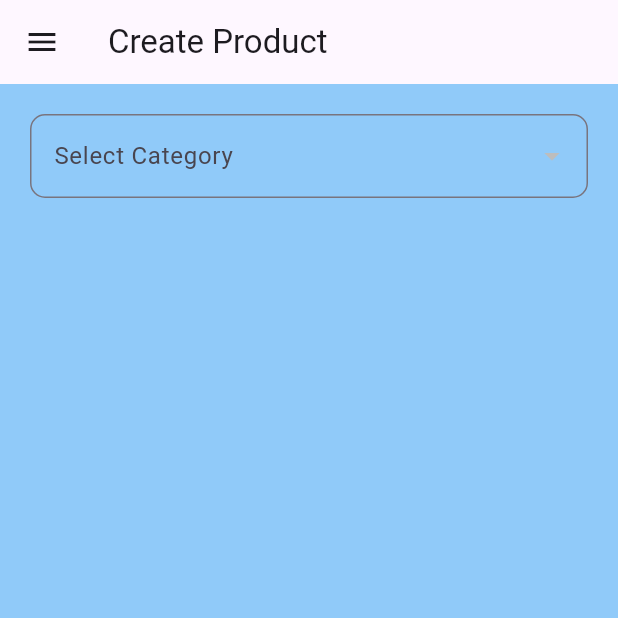
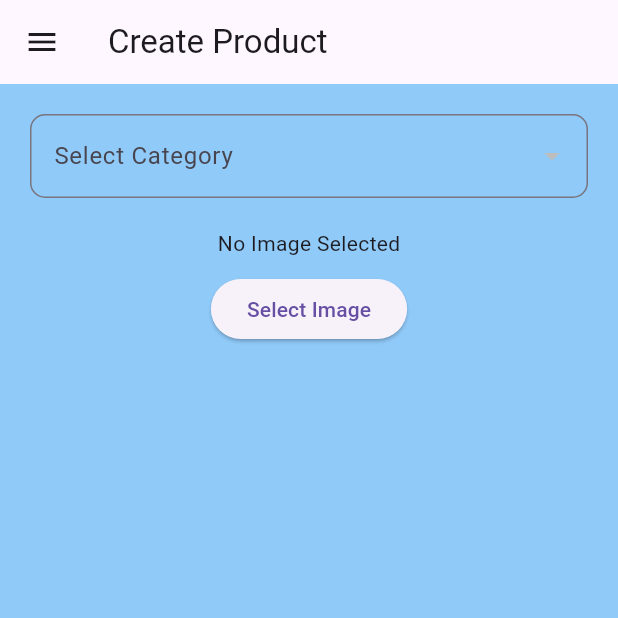
Before and after one commit to maazulhaq00/Flutter-S2, a Flutter app: the CreateProduct screen opened directly, on a phone screen of 412 x 824 dp, the top half of it. Run offline on Flutter 3.47's test engine with Material 3 defaults, Android fonts, the phone set to English and light mode, and no system bars; our stand-ins replace cloud_firestore, firebase_core, image_picker; accounts and stored records are empty.

Commit message:
Image picker

```diff
--- a/our_app/lib/main.dart
+++ b/our_app/lib/main.dart
@@ -23,7 +23,7 @@ class MyApp extends StatelessWidget {
   Widget build(BuildContext context) {
     return MaterialApp(
       debugShowCheckedModeBanner: false,
-      home: SignUpScreen(),
+      home: CreateProduct(),
     );
   }
 }
--- a/our_app/lib/screens/admin/product/CreateProduct.dart
+++ b/our_app/lib/screens/admin/product/CreateProduct.dart
@@ -1,5 +1,8 @@
+import 'dart:io';
+
 import 'package:cloud_firestore/cloud_firestore.dart';
 import 'package:flutter/material.dart';
+import 'package:image_picker/image_picker.dart';
 import 'package:our_app/widgets/AdminDrawer.dart';
 
 var db = FirebaseFirestore.instance;
@@ -12,6 +15,9 @@ class CreateProduct extends StatefulWidget {
 }
 
 class _CreateProductState extends State<CreateProduct> {
+  File? _image;
+  final picker = ImagePicker();
+
   String selectedCategory = "";
 
   List<DropdownMenuItem> categoryList = [];
@@ -33,6 +39,16 @@ class _CreateProductState extends State<CreateProduct> {
           child: Text(categoryDocs[i].data()["categoryname"]),
         ),
       );
+    }
+  }
+
+  void pickImage() async {
+    final pickedImage = await picker.pickImage(source: ImageSource.gallery);
+
+    if (pickedImage != null) {
+      setState(() {
+        _image = File(pickedImage.path);
+      });
     }
   }
 
@@ -64,8 +80,17 @@ class _CreateProductState extends State<CreateProduct> {
               items: categoryList,
               onChanged: selectCategory,
             ),
+            SizedBox(height: 10),
 
-            Text(selectedCategory),
+            Container(
+              padding: EdgeInsets.all(10),
+              child: _image == null
+                ? Text("No Image Selected")
+                : Image.network(_image!.path, height: 200),
+            ),
+
+            // Text(selectedCategory),
+            ElevatedButton(onPressed: pickImage, child: Text("Select Image")),
           ],
         ),
       ),
--- a/our_app/pubspec.yaml
+++ b/our_app/pubspec.yaml
@@ -36,6 +36,7 @@ dependencies:
   cupertino_icons: ^1.0.8
   firebase_core: ^3.13.0
   cloud_firestore: ^5.6.7
+  image_picker: ^1.1.2
 
 dev_dependencies:
   flutter_test:
```
Also changed, not shown: our_app/pubspec.lock, 5 other files.
